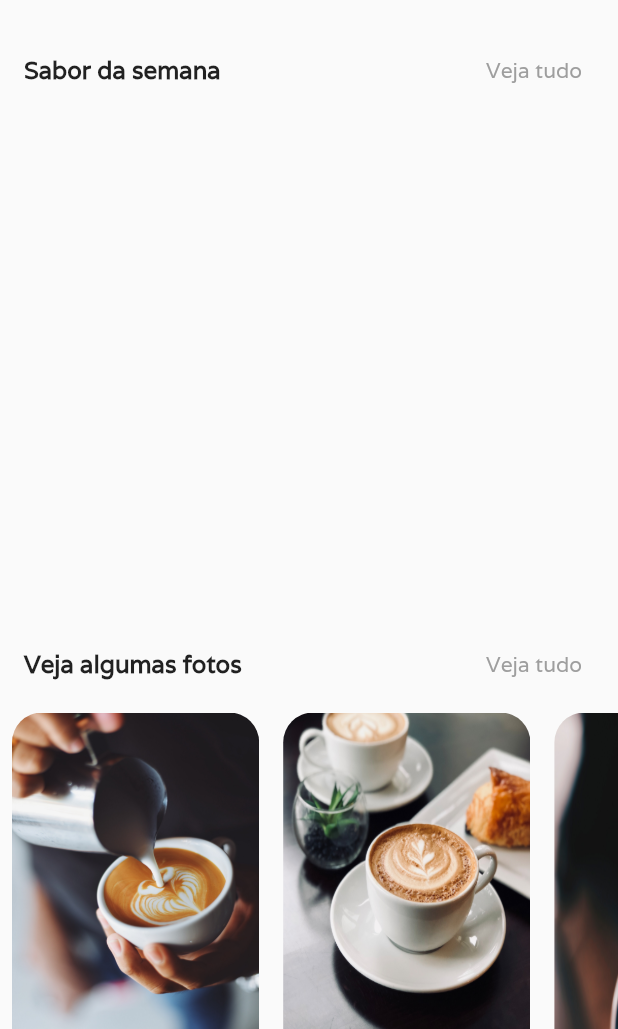
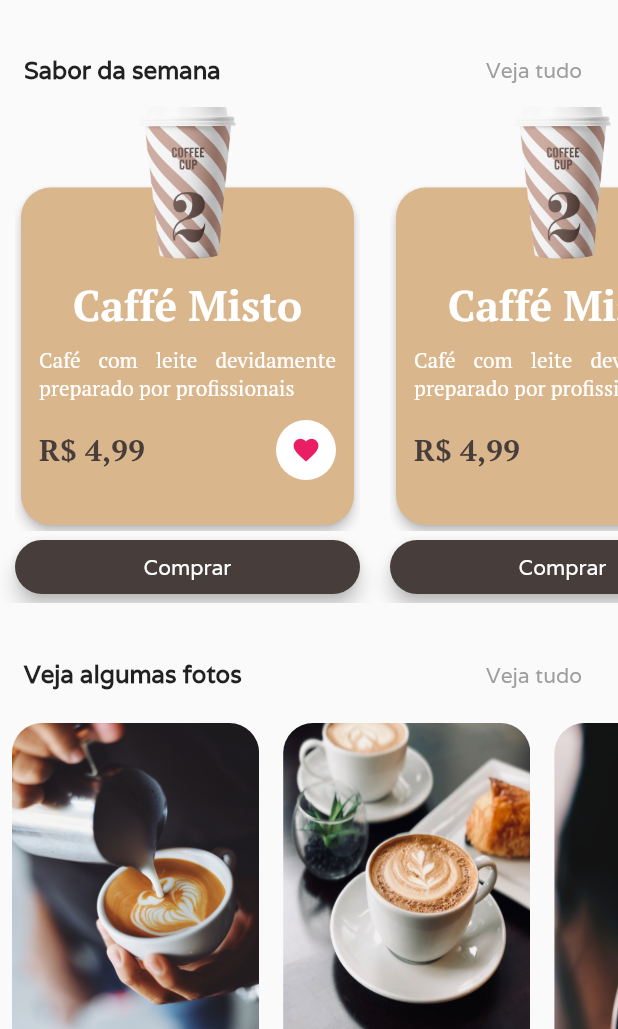
Before and after one commit to GabrielGodoy01/cafeteria_flutter, a Flutter app: the HomePage screen opened directly, on a phone screen of 412 x 824 dp, the part 207-1236 px from its top. Run offline on Flutter 3.47's test engine with Material 2 defaults, Android fonts, the phone set to English and light mode, and no system bars; network calls fail.

Commit message:
Transformação para alocação local em memória e término da página de detalhes

```diff
--- a/lib/app_widget.dart
+++ b/lib/app_widget.dart
@@ -1,5 +1,6 @@
 import 'package:flutter/material.dart';
 import 'details/details_page.dart';
+import 'home/home_page.dart';
 
 class AppWidget extends StatelessWidget {
   const AppWidget({Key? key}) : super(key: key);
@@ -10,7 +11,7 @@ class AppWidget extends StatelessWidget {
       debugShowCheckedModeBanner: false,
       title: "Cafeteria - Flutter App",
       theme: ThemeData(fontFamily: 'Varela'),
-      home: DetailsPage(),
+      home: HomePage(),
     );
   }
 }
--- a/lib/home/home_page.dart
+++ b/lib/home/home_page.dart
@@ -1,4 +1,3 @@
-import 'package:cafeteria_flutter/home/home_page_controller.dart';
 import 'package:cafeteria_flutter/home/widgets/appbar_widget.dart';
 import 'package:cafeteria_flutter/home/widgets/card_coffee_widget.dart';
 import 'package:flutter/material.dart';
@@ -13,8 +12,6 @@ class HomePage extends StatefulWidget {
 }
 
 class _HomePageState extends State<HomePage> {
-  final controller = HomeController();
-
   @override
   Widget build(BuildContext context) {
     return Scaffold(
@@ -43,21 +40,36 @@ class _HomePageState extends State<HomePage> {
             ),
           ),
           Container(
-            height: 324,
-            child: FutureBuilder(
-              future: controller.getCafe(),
-              builder: (context, snapshot) => ListView.builder(
-                scrollDirection: Axis.horizontal,
-                itemBuilder: (context, index) {
-                  return CardCoffeeWidget(
-                    nome: controller.coffee.cafeList[index].nome,
-                    descricao: controller.coffee.cafeList[index].descricao,
-                    preco: controller.coffee.cafeList[index].preco,
-                    imagem: controller.coffee.cafeList[index].imagem,
-                  );
-                },
-                itemCount: controller.coffee.cafeList.length,
-              ),
+            height: 331,
+            child: ListView(
+              scrollDirection: Axis.horizontal,
+              children: [
+                Row(
+                  children: [
+                    CardCoffeeWidget(
+                      nome: "Caffé Misto",
+                      descricao:
+                          "Café com leite devidamente preparado por profissionais",
+                      preco: "4,99",
+                      imagem: "assets/twocup.png",
+                    ),
+                    CardCoffeeWidget(
+                      nome: "Caffé Misto",
+                      descricao:
+                          "Café com leite devidamente preparado por profissionais",
+                      preco: "4,99",
+                      imagem: "assets/twocup.png",
+                    ),
+                    CardCoffeeWidget(
+                      nome: "Caffé Misto",
+                      descricao:
+                          "Café com leite devidamente preparado por profissionais",
+                      preco: "12,90",
+                      imagem: "assets/twocup.png",
+                    ),
+                  ],
+                )
+              ],
             ),
           ),
           SizedBox(
--- a/lib/home/home_page_controller.dart
+++ /dev/null
@@ -1,15 +0,0 @@
-import 'package:cafeteria_flutter/home/home_page_repository.dart';
-import 'package:cafeteria_flutter/shared/models/coffee_list_model.dart';
-
-class HomeController {
-  CoffeeListModel coffee = CoffeeListModel(cafeList: []);
-
-  final repository = HomePageRepository();
-  HomeController() {
-    getCafe();
-  }
-
-  Future<void> getCafe() async {
-    coffee.cafeList = await repository.getCoffeeList();
-  }
-}
--- a/lib/home/widgets/card_coffee_widget.dart
+++ b/lib/home/widgets/card_coffee_widget.dart
@@ -1,3 +1,5 @@
+import 'package:cafeteria_flutter/details/details_page.dart';
+import 'package:cafeteria_flutter/shared/widgets/like_icon_widget.dart';
 import 'package:flutter/material.dart';
 
 class CardCoffeeWidget extends StatelessWidget {
@@ -72,11 +74,7 @@ class CardCoffeeWidget extends StatelessWidget {
                                   fontSize: 20,
                                   fontFamily: "PTSerif"),
                             ),
-                            Icon(
-                              Icons.favorite,
-                              color: Colors.pink,
-                              size: 32.0,
-                            )
+                            LikeIconWidget(),
                           ],
                         )
                       ],
@@ -96,11 +94,16 @@ class CardCoffeeWidget extends StatelessWidget {
             ],
           ),
           Container(
-            width: 225,
+            width: MediaQuery.of(context).size.width * 0.8,
             child: TextButton(
-              onPressed: () {},
+              onPressed: () {
+                Navigator.push(
+                  context,
+                  MaterialPageRoute(builder: (context) => DetailsPage()),
+                );
+              },
               child: Text(
-                "Order now",
+                "Comprar",
                 style: TextStyle(color: Colors.white),
               ),
               style: TextButton.styleFrom(
--- a/lib/shared/models/coffee_list_model.dart
+++ /dev/null
@@ -1,27 +0,0 @@
-import 'dart:convert';
-
-import 'package:cafeteria_flutter/shared/models/coffee_model.dart';
-
-class CoffeeListModel {
-  List<CoffeeModel> cafeList;
-
-  CoffeeListModel({required this.cafeList});
-
-  Map<String, dynamic> toMap() {
-    return {
-      'cafe': cafeList.map((x) => x.toMap()).toList(),
-    };
-  }
-
-  factory CoffeeListModel.fromMap(Map<String, dynamic> map) {
-    return CoffeeListModel(
-      cafeList: List<CoffeeModel>.from(
-          map['cafe']?.map((x) => CoffeeModel.fromMap(x))),
-    );
-  }
-
-  String toJson() => json.encode(toMap());
-
-  factory CoffeeListModel.fromJson(String source) =>
-      CoffeeListModel.fromMap(json.decode(source));
-}
--- /dev/null
+++ b/lib/shared/widgets/like_icon_widget.dart
@@ -0,0 +1,21 @@
+import 'package:flutter/material.dart';
+
+class LikeIconWidget extends StatelessWidget {
+  const LikeIconWidget({Key? key}) : super(key: key);
+
+  @override
+  Widget build(BuildContext context) {
+    return Container(
+      width: 40,
+      height: 40,
+      alignment: Alignment.center,
+      decoration: BoxDecoration(
+          borderRadius: BorderRadius.circular(50), color: Colors.white),
+      child: Icon(
+        Icons.favorite,
+        color: Colors.pink,
+        size: 20.0,
+      ),
+    );
+  }
+}
--- a/pubspec.yaml
+++ b/pubspec.yaml
@@ -34,4 +34,3 @@ flutter:
 
   assets:
     - assets/
-    - assets/database/
```
Also changed, not shown: assets/database/coffee.json (deleted, +0 -25 lines), lib/details/details_page.dart (+31 -22 lines), lib/details/widgets/informations_widget.dart (added, +49 -0 lines), lib/details/widgets/ingredients_icon_widget.dart (added, +48 -0 lines), lib/details/widgets/ingredients_widget.dart (added, +56 -0 lines), lib/details/widgets/nutricional_information_widget.dart (added, +35 -0 lines), lib/details/widgets/order_now_button_widget.dart (added, +32 -0 lines), lib/details/widgets/prepare_time_widget.dart (added, +46 -0 lines), lib/home/home_page_repository.dart (deleted, +0 -13 lines).
